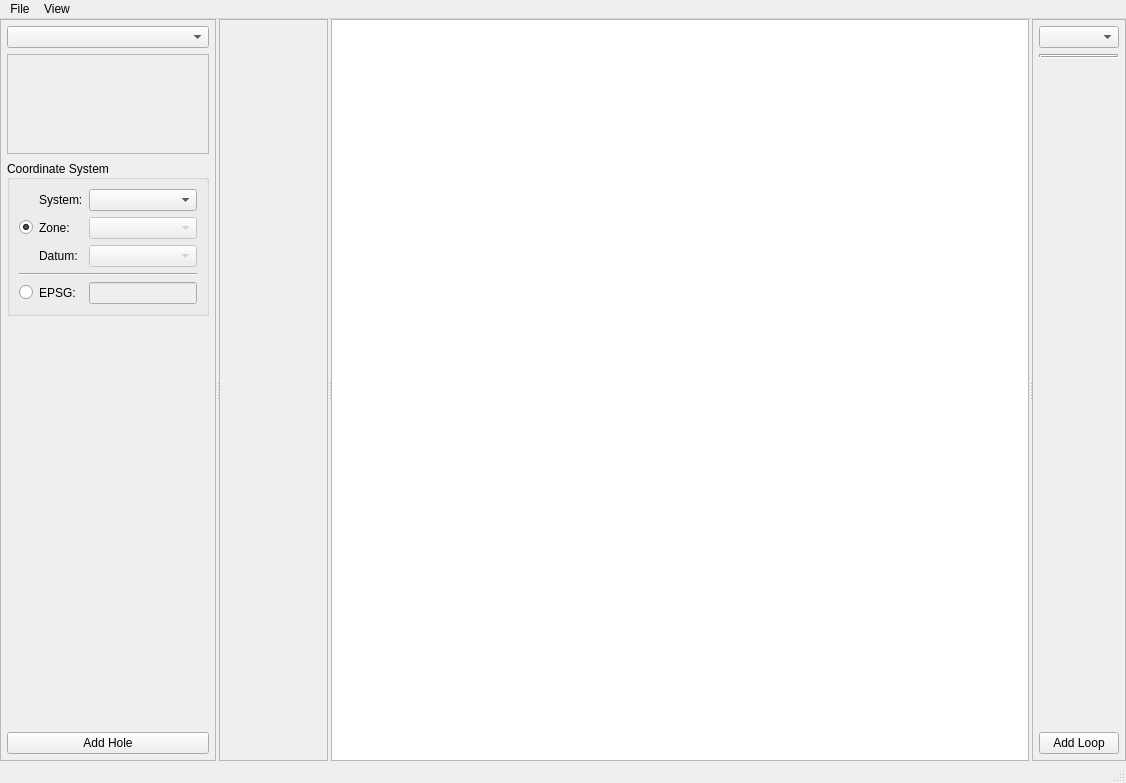
Old version of the form src/ui/loop_planner.ui in the repository Eric-Meunier/Processor-Suite.
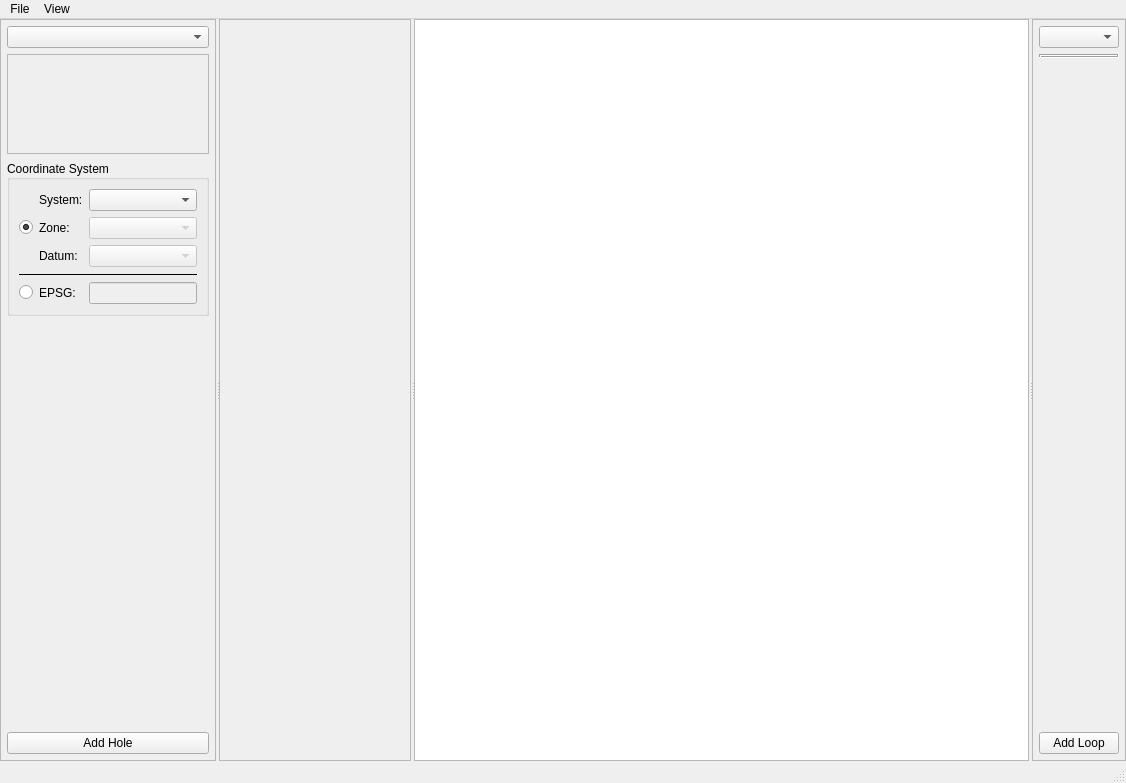
New version of the form. Icons and pictures are not drawn. Custom widgets are drawn as their Qt base class.

Commit message: Darkmode compatibility added to LoopCalculator, PEMPlanner.

The edit to the form file:
```diff
--- a/src/ui/loop_planner.ui
+++ b/src/ui/loop_planner.ui
@@ -98,7 +98,7 @@
         <item>
          <widget class="QGroupBox" name="groupBox_3">
           <property name="sizePolicy">
-           <sizepolicy hsizetype="Maximum" vsizetype="Preferred">
+           <sizepolicy hsizetype="Preferred" vsizetype="Preferred">
             <horstretch>0</horstretch>
             <verstretch>0</verstretch>
            </sizepolicy>
@@ -221,6 +221,9 @@
                <verstretch>0</verstretch>
               </sizepolicy>
              </property>
+             <property name="frameShadow">
+              <enum>QFrame::Plain</enum>
+             </property>
              <property name="orientation">
               <enum>Qt::Horizontal</enum>
              </property>
@@ -267,7 +270,7 @@
       <widget class="QFrame" name="section_frame">
        <property name="sizePolicy">
         <sizepolicy hsizetype="Preferred" vsizetype="Preferred">
-         <horstretch>60</horstretch>
+         <horstretch>40</horstretch>
          <verstretch>0</verstretch>
         </sizepolicy>
        </property>
@@ -307,7 +310,7 @@
       <widget class="PlotWidget" name="plan_view">
        <property name="sizePolicy">
         <sizepolicy hsizetype="Preferred" vsizetype="Preferred">
-         <horstretch>3</horstretch>
+         <horstretch>1</horstretch>
          <verstretch>0</verstretch>
         </sizepolicy>
        </property>
```
The commit also changes 8 other files.
